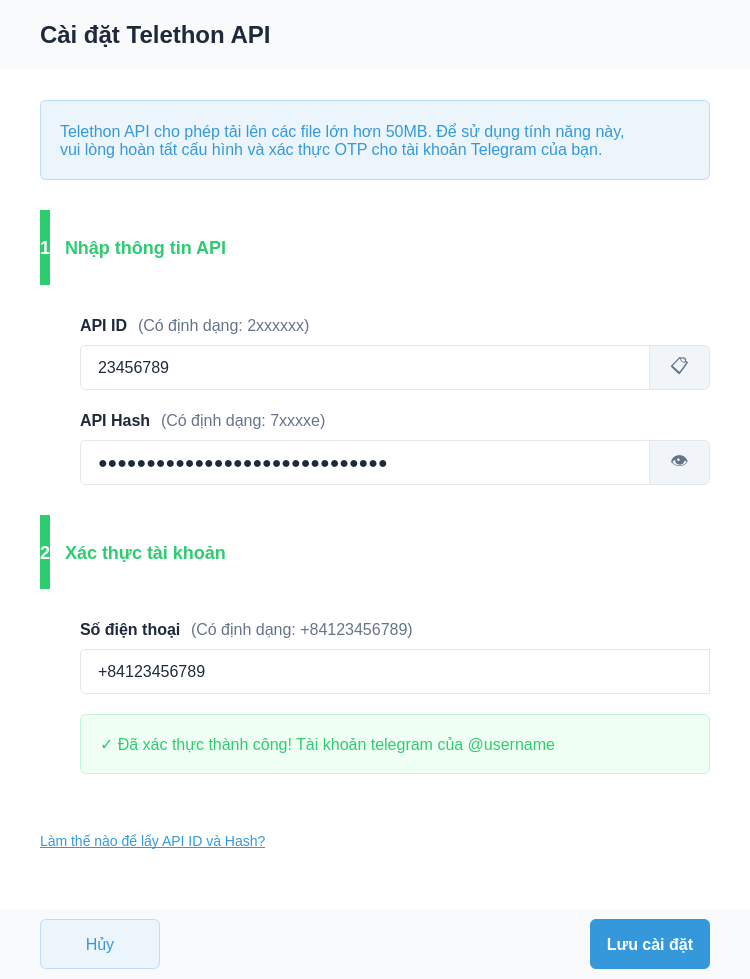
This is src/ui/qt_designer/telethon_modal.ui in henrylenguyen/telegram-video-uploader as Qt 5 draws it before an edit. The edited form follows.
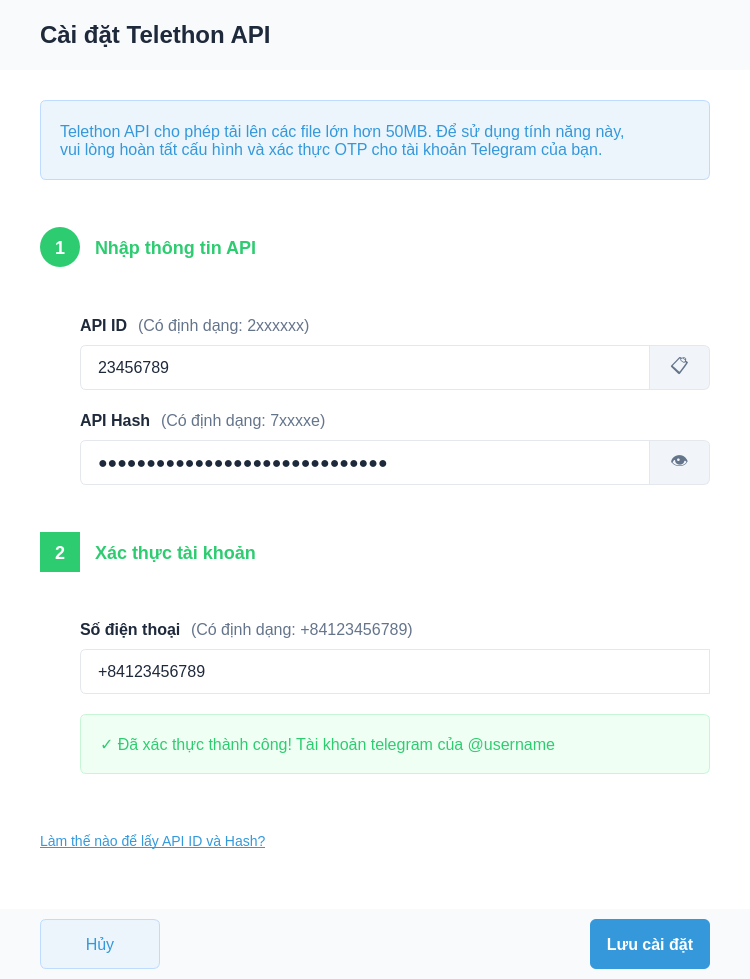
This is the edited form.

Diff of the .ui file:
```diff
--- a/src/ui/qt_designer/telethon_modal.ui
+++ b/src/ui/qt_designer/telethon_modal.ui
@@ -253,14 +253,14 @@
          <widget class="QLabel" name="step1IconLabel">
           <property name="minimumSize">
            <size>
-            <width>0</width>
-            <height>0</height>
+            <width>40</width>
+            <height>40</height>
            </size>
           </property>
           <property name="maximumSize">
            <size>
-            <width>16777215</width>
-            <height>16777215</height>
+            <width>40</width>
+            <height>40</height>
            </size>
           </property>
           <property name="styleSheet">
@@ -561,20 +561,19 @@
          <widget class="QLabel" name="step2IconLabel">
           <property name="minimumSize">
            <size>
-            <width>0</width>
-            <height>0</height>
+            <width>40</width>
+            <height>40</height>
            </size>
           </property>
           <property name="maximumSize">
            <size>
-            <width>16777215</width>
-            <height>16777215</height>
+            <width>40</width>
+            <height>40</height>
            </size>
           </property>
           <property name="styleSheet">
            <string notr="true">background-color: #2ECC71;
 color: white;
-border-radius: 100%;
 font-size: 18px;
 font-weight: bold;
 text-align: center;</string>
```
